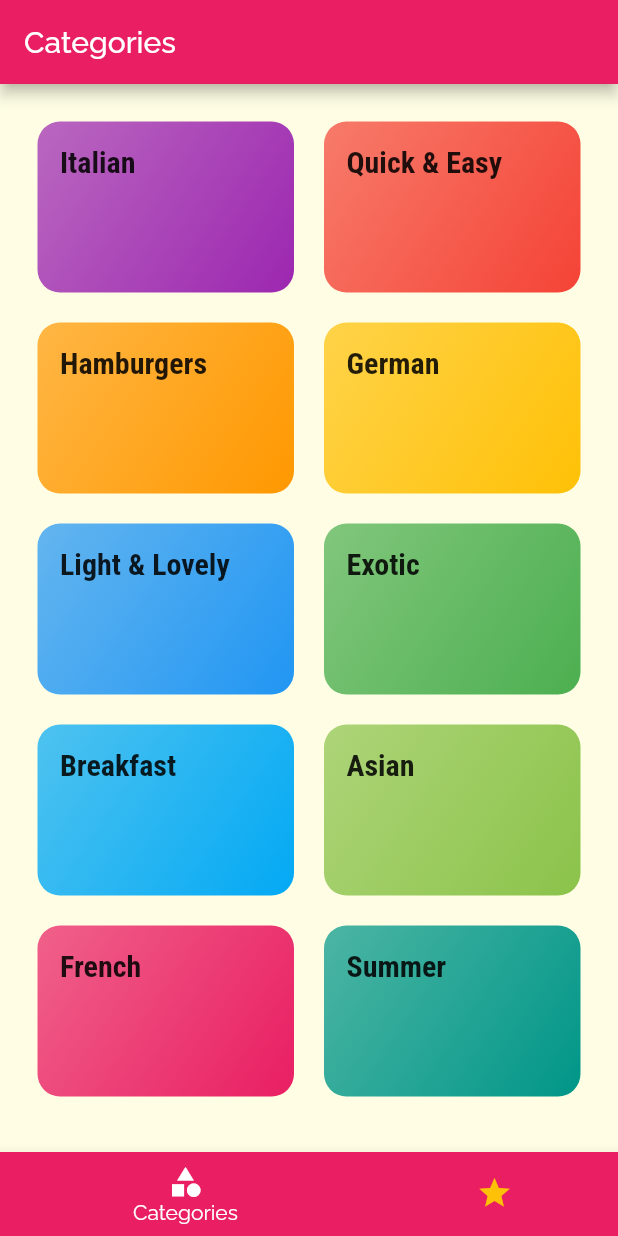
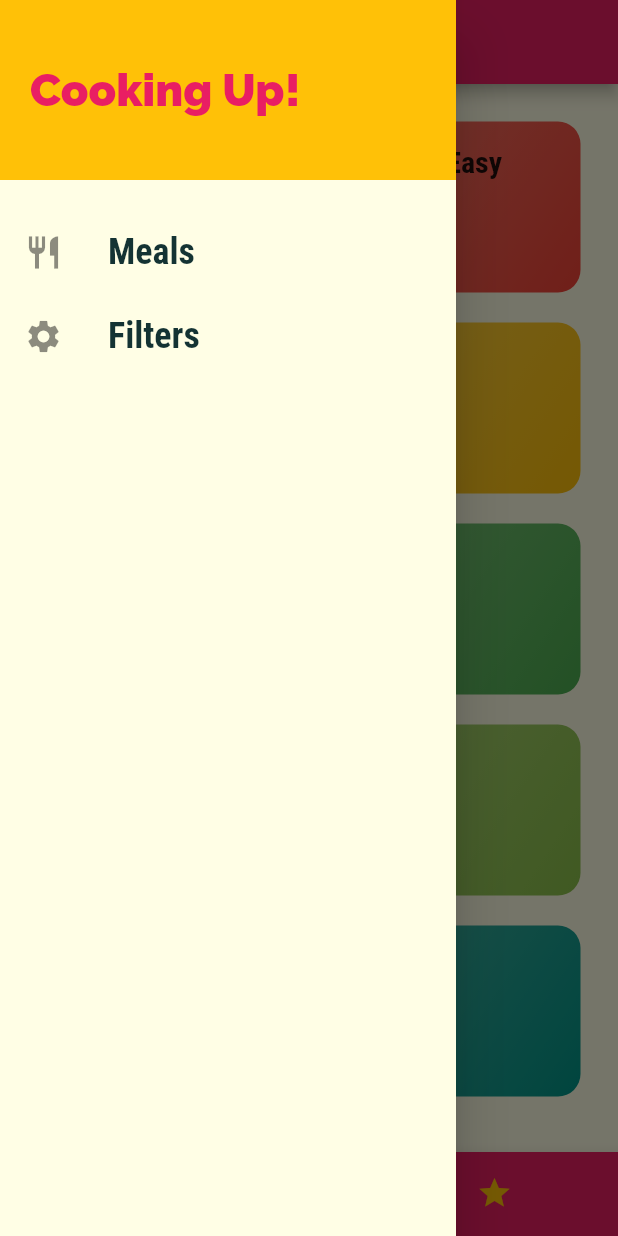
Before and after one commit to Dzaky02/flutter_meals_app, a Flutter app: the screen it shows after launch, with the side drawer open (before the commit the screen has no drawer), on a phone screen of 412 x 824 dp. Run offline on Flutter 3.47's test engine with Material 2 defaults, Android fonts, the phone set to English and light mode, and no system bars; our stand-ins replace google_fonts.

Commit message:
Adding a Custom Drawer.

```diff
--- /dev/null
+++ b/lib/components/main_drawer.dart
@@ -0,0 +1,51 @@
+import 'package:flutter/material.dart';
+import 'package:google_fonts/google_fonts.dart';
+
+class MainDrawer extends StatelessWidget {
+  const MainDrawer({Key? key}) : super(key: key);
+
+  @override
+  Widget build(BuildContext context) {
+    return Drawer(
+      child: Column(
+        children: [
+          Container(
+            height: 120,
+            width: double.infinity,
+            padding: EdgeInsets.all(20),
+            alignment: Alignment.centerLeft,
+            color: Theme.of(context).accentColor,
+            child: Text(
+              'Cooking Up!',
+              style: GoogleFonts.raleway(
+                fontWeight: FontWeight.w900,
+                fontSize: 30,
+                color: Theme.of(context).primaryColor,
+              ),
+            ),
+          ),
+          SizedBox(height: 20),
+          buildListTile(Icons.restaurant, 'Meals'),
+          buildListTile(Icons.settings, 'Filters'),
+        ],
+      ),
+    );
+  }
+
+  ListTile buildListTile(IconData icon, String title) {
+    return ListTile(
+      leading: Icon(
+        icon,
+        size: 26,
+      ),
+      title: Text(
+        title,
+        style: GoogleFonts.robotoCondensed(
+          fontSize: 24,
+          fontWeight: FontWeight.bold,
+        ),
+      ),
+      onTap: () {},
+    );
+  }
+}
--- a/lib/screens/tabs_screen.dart
+++ b/lib/screens/tabs_screen.dart
@@ -2,6 +2,7 @@ import 'package:flutter/material.dart';
 
 import './categories_screen.dart';
 import './favorites_screen.dart';
+import '../components/main_drawer.dart';
 
 class TabsScreen extends StatefulWidget {
   const TabsScreen({Key? key}) : super(key: key);
@@ -35,6 +36,7 @@ class _TabsScreenState extends State<TabsScreen> {
       appBar: AppBar(
         title: Text(_pages[_selectedPageIndex]['title']),
       ),
+      drawer: MainDrawer(),
       body: _pages[_selectedPageIndex]['page'],
       bottomNavigationBar: BottomNavigationBar(
         backgroundColor: Theme.of(context).primaryColor,
```
